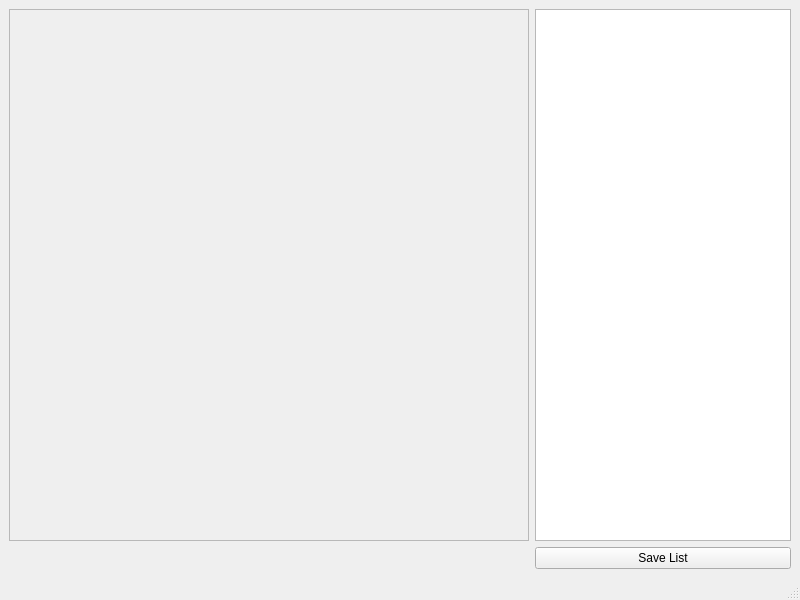
This is qt_files/mul_images/list.ui in JosmarSuarez/Instance_Segmentation_Sandbox as Qt 5 draws it before an edit. The edited form follows.
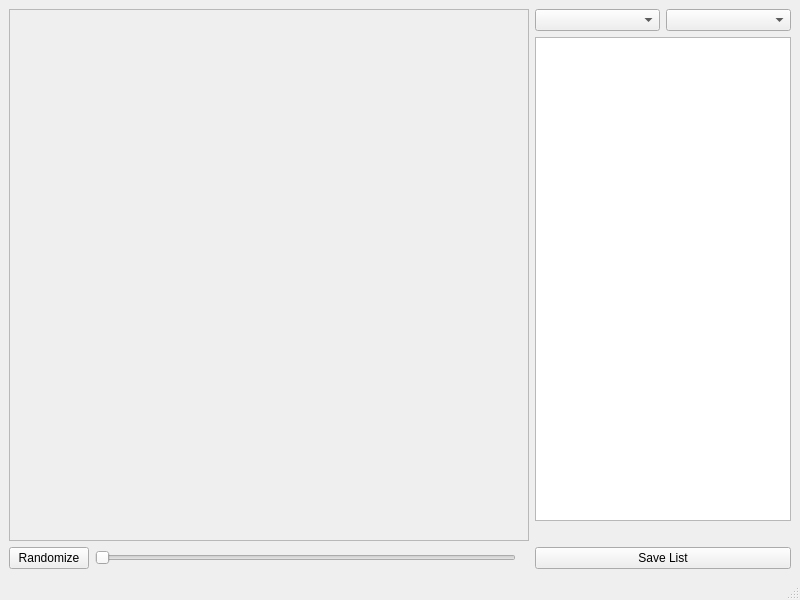
This is the edited form.

Diff of the .ui file:
```diff
--- a/qt_files/mul_images/list.ui
+++ b/qt_files/mul_images/list.ui
@@ -15,7 +15,45 @@
   </property>
   <widget class="QWidget" name="centralwidget">
    <layout class="QGridLayout" name="gridLayout">
-    <item row="1" column="1">
+    <item row="3" column="2">
+     <widget class="QPushButton" name="saveButton">
+      <property name="text">
+       <string>Save List</string>
+      </property>
+     </widget>
+    </item>
+    <item row="0" column="2">
+     <layout class="QVBoxLayout" name="verticalLayout">
+      <item>
+       <layout class="QHBoxLayout" name="horizontalLayout">
+        <item>
+         <widget class="QComboBox" name="subBox"/>
+        </item>
+        <item>
+         <widget class="QComboBox" name="typeBox"/>
+        </item>
+       </layout>
+      </item>
+      <item>
+       <widget class="QListView" name="listView">
+        <property name="sizePolicy">
+         <sizepolicy hsizetype="Minimum" vsizetype="Expanding">
+          <horstretch>0</horstretch>
+          <verstretch>0</verstretch>
+         </sizepolicy>
+        </property>
+       </widget>
+      </item>
+      <item>
+       <widget class="QLabel" name="totalFilesLabel">
+        <property name="text">
+         <string/>
+        </property>
+       </widget>
+      </item>
+     </layout>
+    </item>
+    <item row="0" column="0">
      <widget class="QScrollArea" name="scrollArea">
       <property name="autoFillBackground">
        <bool>false</bool>
@@ -36,22 +74,33 @@
       </widget>
      </widget>
     </item>
-    <item row="1" column="2">
-     <widget class="QListView" name="listView">
-      <property name="sizePolicy">
-       <sizepolicy hsizetype="Minimum" vsizetype="Expanding">
-        <horstretch>0</horstretch>
-        <verstretch>0</verstretch>
-       </sizepolicy>
-      </property>
-     </widget>
-    </item>
-    <item row="2" column="2">
-     <widget class="QPushButton" name="saveButton">
-      <property name="text">
-       <string>Save List</string>
-      </property>
-     </widget>
+    <item row="3" column="0">
+     <layout class="QHBoxLayout" name="horizontalLayout_2">
+      <item>
+       <widget class="QPushButton" name="randomButton">
+        <property name="text">
+         <string>Randomize</string>
+        </property>
+       </widget>
+      </item>
+      <item>
+       <widget class="QSlider" name="alphaSlider">
+        <property name="maximum">
+         <number>10</number>
+        </property>
+        <property name="orientation">
+         <enum>Qt::Horizontal</enum>
+        </property>
+       </widget>
+      </item>
+      <item>
+       <widget class="QLabel" name="alphaLabel">
+        <property name="text">
+         <string/>
+        </property>
+       </widget>
+      </item>
+     </layout>
     </item>
    </layout>
   </widget>
```
Left out of the diff: 4 changed lines with no effect on the pictures.
